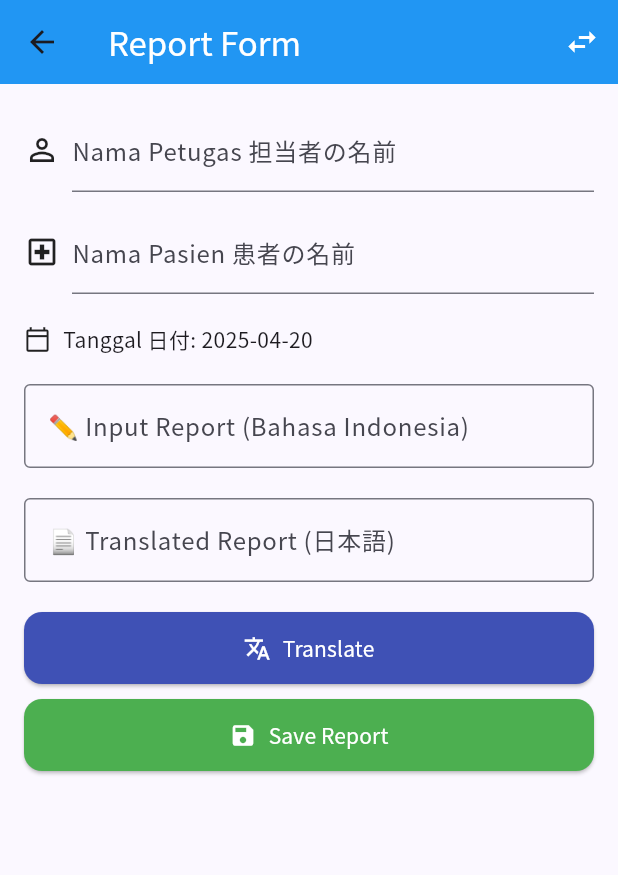
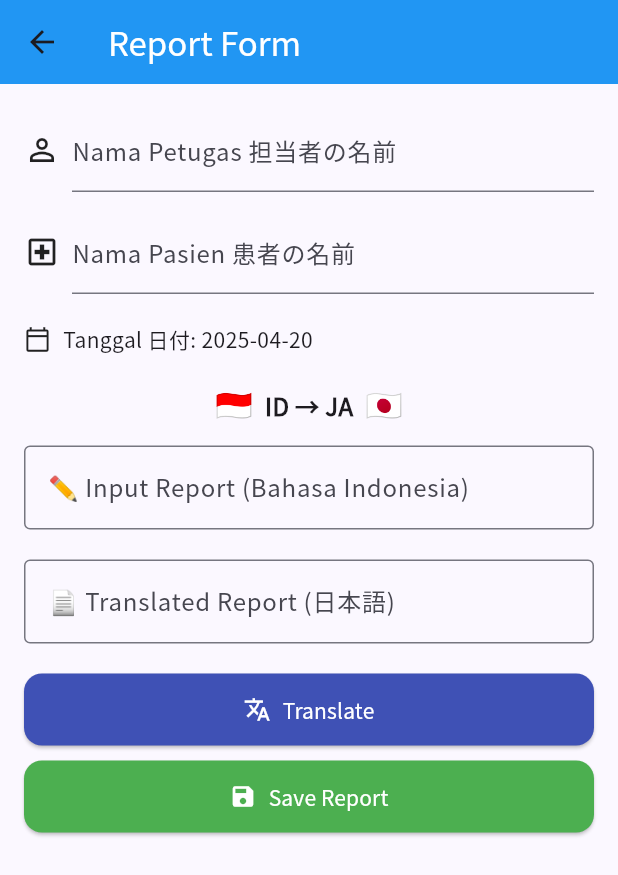
Before and after one commit to akuma13-dev/reportapp, a Flutter app: the screen it shows after launch, after a tap on the "add" icon, on a phone screen of 412 x 824 dp. Shown: the top 875 px of the screen. Run offline on Flutter 3.47's test engine with Material 3 defaults, Android fonts, the phone set to English and light mode, and no system bars; our stand-ins replace google_fonts, permission_handler, printing, share_plus, shared_preferences, sqflite; accounts and stored records are empty; network calls fail.

Commit message:
updated generator home form

```diff
--- a/lib/screens/report_form.dart
+++ b/lib/screens/report_form.dart
@@ -21,10 +21,14 @@ class _ReportFormPageState extends State<ReportFormPage> {
 
   String _romaji = "";
   bool isIdToJa = true;
+  late String _currentDate;
+  bool _isLoading = false;
 
   @override
   void initState() {
     super.initState();
+    _currentDate = getTanggalNow();
+    _pingServer();
     if (widget.editReport != null) {
       final r = widget.editReport!;
       _petugasController.text = r.namaPetugas;
@@ -32,6 +36,10 @@ class _ReportFormPageState extends State<ReportFormPage> {
       _inputController.text = r.inputReport;
       _translatedController.text = r.translatedReport;
     }
+  }
+
+  void _pingServer() async {
+    await ApiServices.translateAndAnalyze(text: "ping", from: "id", to: "ja");
   }
 
   String getTanggalNow() {
@@ -51,8 +59,10 @@ class _ReportFormPageState extends State<ReportFormPage> {
   void _swapLang() {
     setState(() {
       isIdToJa = !isIdToJa;
-      _inputController.clear();
-      _translatedController.clear();
+      final tempInput = _inputController.text;
+      final tempTranslated = _translatedController.text;
+      _inputController.text = tempTranslated;
+      _translatedController.text = tempInput;
       _romaji = "";
     });
   }
@@ -61,6 +71,9 @@ class _ReportFormPageState extends State<ReportFormPage> {
     final input = _inputController.text;
     if (input.isEmpty) return;
 
+    setState(() => _isLoading = true);
+
+    try {
       final from = isIdToJa ? "id" : "ja";
       final to = isIdToJa ? "ja" : "id";
 
@@ -73,8 +86,19 @@ class _ReportFormPageState extends State<ReportFormPage> {
       if (!mounted) return;
       setState(() {
         _translatedController.text = result['translated_text'] ?? '';
-      _romaji = isIdToJa ? result['romaji'] ?? '' : '';
+        _romaji = result['romaji'] ?? '';
+
+        if (!isIdToJa && result['japanese_text'] != null && result['japanese_text'] != input) {
+          _inputController.text = result['japanese_text'];
+        }
       });
+    } catch (e) {
+      setState(() {
+        _translatedController.text = "Error: ${e.toString()}";
+      });
+    } finally {
+      setState(() => _isLoading = false);
+    }
   }
 
   void _saveReport() async {
@@ -82,7 +106,7 @@ class _ReportFormPageState extends State<ReportFormPage> {
       final report = Report(
         namaPetugas: _petugasController.text,
         namaPasien: _pasienController.text,
-        tanggal: getTanggalNow(),
+        tanggal: _currentDate,
         inputReport: _inputController.text,
         translatedReport: _translatedController.text,
       );
@@ -98,14 +122,6 @@ class _ReportFormPageState extends State<ReportFormPage> {
       appBar: AppBar(
         backgroundColor: Colors.blue,
         title: const Text("Report Form", style: TextStyle(color: Colors.white)),
-        actions: [
-          IconButton(
-            onPressed: _swapLang,
-            icon: const Icon(Icons.swap_horiz),
-            color: Colors.white,
-            tooltip: 'Swap Language',
-          )
-        ],
       ),
       body: Padding(
         padding: const EdgeInsets.all(16),
@@ -113,108 +129,115 @@ class _ReportFormPageState extends State<ReportFormPage> {
           key: _formKey,
           child: ListView(
             children: [
-              Row(
-                children: [
-                  const Icon(Icons.person_outline),
-                  const SizedBox(width: 8),
-                  Expanded(
-                    child: TextFormField(
-                      controller: _petugasController,
-                      decoration: const InputDecoration(labelText: 'Nama Petugas 担当者の名前'),
-                      validator: (value) => value!.isEmpty ? 'Wajib diisi!' : null,
-                    ),
-                  ),
-                ],
-              ),
+              _buildTextField(_petugasController, 'Nama Petugas 担当者の名前', Icons.person_outline),
               const SizedBox(height: 12),
-              Row(
-                children: [
-                  const Icon(Icons.local_hospital_outlined),
-                  const SizedBox(width: 8),
-                  Expanded(
-                    child: TextFormField(
-                      controller: _pasienController,
-                      decoration: const InputDecoration(labelText: 'Nama Pasien 患者の名前'),
-                      validator: (value) => value!.isEmpty ? 'Wajib diisi!' : null,
-                    ),
-                  ),
-                ],
-              ),
+              _buildTextField(_pasienController, 'Nama Pasien 患者の名前', Icons.local_hospital_outlined),
               const SizedBox(height: 20),
               Row(
                 children: [
                   const Icon(Icons.calendar_today_outlined, size: 18),
                   const SizedBox(width: 8),
-                  Text("Tanggal 日付: ${getTanggalNow()}"),
+                  Text("Tanggal 日付: $_currentDate")
                 ],
               ),
               const SizedBox(height: 20),
-              TextFormField(
+              _buildLanguageSwap(),
+              const SizedBox(height: 12),
+              _buildReportInput(),
+              const SizedBox(height: 20),
+              _buildTranslatedOutput(),
+              if (_romaji.isNotEmpty) ...[
+                const SizedBox(height: 12),
+                Text('🔤 Romaji:', style: GoogleFonts.notoSans(fontWeight: FontWeight.bold)),
+                const SizedBox(height: 4),
+                Text(_romaji, style: GoogleFonts.notoSans(fontStyle: FontStyle.italic, fontSize: 14, color: Colors.grey[700]))
+              ],
+              const SizedBox(height: 20),
+              _isLoading
+                  ? const Center(child: CircularProgressIndicator())
+                  : _buildButton(Icons.translate, "Translate", Colors.indigo, _translate),
+              const SizedBox(height: 10),
+              _buildButton(Icons.save, "Save Report", Colors.green, _saveReport),
+            ],
+          ),
+        ),
+      ),
+    );
+  }
+
+  Widget _buildTextField(TextEditingController controller, String label, IconData icon) {
+    return Row(
+      children: [
+        Icon(icon),
+        const SizedBox(width: 8),
+        Expanded(
+          child: TextFormField(
+            controller: controller,
+            decoration: InputDecoration(labelText: label),
+            validator: (value) => value!.isEmpty ? 'Wajib diisi!' : null,
+          ),
+        ),
+      ],
+    );
+  }
+
+  Widget _buildLanguageSwap() {
+    return GestureDetector(
+      onTap: _swapLang,
+      child: Row(
+        mainAxisAlignment: MainAxisAlignment.center,
+        children: [
+          Text(isIdToJa ? "🇮🇩" : "🇯🇵", style: const TextStyle(fontSize: 20)),
+          const SizedBox(width: 8),
+          Text(
+            isIdToJa ? "ID → JA" : "JA → ID",
+            style: const TextStyle(fontSize: 16, fontWeight: FontWeight.bold),
+          ),
+          const SizedBox(width: 8),
+          Text(isIdToJa ? "🇯🇵" : "🇮🇩", style: const TextStyle(fontSize: 20)),
+        ],
+      ),
+    );
+  }
+
+  Widget _buildReportInput() {
+    return TextFormField(
       controller: _inputController,
       maxLines: null,
-                style: isIdToJa
-                    ? GoogleFonts.notoSans(fontSize: 16)
-                    : GoogleFonts.notoSansJp(fontSize: 16),
+      style: isIdToJa ? GoogleFonts.notoSans(fontSize: 16) : GoogleFonts.notoSansJp(fontSize: 16),
       decoration: InputDecoration(
-                  labelText: isIdToJa
-                      ? '✏️ Input Report (Bahasa Indonesia)'
-                      : '✏️ Input Report (日本語)',
+        labelText: isIdToJa ? '✏️ Input Report (Bahasa Indonesia)' : '✏️ Input Report (日本語)',
         border: const OutlineInputBorder(),
       ),
-              ),
-              const SizedBox(height: 20),
-              TextFormField(
+    );
+  }
+
+  Widget _buildTranslatedOutput() {
+    return TextFormField(
       controller: _translatedController,
       maxLines: null,
       readOnly: true,
-                style: isIdToJa
-                    ? GoogleFonts.notoSansJp(fontSize: 16)
-                    : GoogleFonts.notoSans(fontSize: 16),
+      style: isIdToJa ? GoogleFonts.notoSansJp(fontSize: 16) : GoogleFonts.notoSans(fontSize: 16),
       decoration: InputDecoration(
-                  labelText: isIdToJa
-                      ? '📄 Translated Report (日本語)'
-                      : '📄 Translated Report (Bahasa Indonesia)',
+        labelText: isIdToJa ? '📄 Translated Report (日本語)' : '📄 Translated Report (Bahasa Indonesia)',
         border: const OutlineInputBorder(),
       ),
-              ),
-              if (isIdToJa && _romaji.isNotEmpty) ...[
-                const SizedBox(height: 12),
-                Text('🔤 Romaji:', style: GoogleFonts.notoSans(fontWeight: FontWeight.bold)),
-                const SizedBox(height: 4),
-                Text(_romaji, style: GoogleFonts.notoSans(fontStyle: FontStyle.italic, fontSize: 14, color: Colors.grey[700])),
-              ],
-              const SizedBox(height: 20),
-              ElevatedButton.icon(
-                onPressed: _translate,
-                icon: const Icon(Icons.translate),
-                label: const Text("Translate"),
+    );
+  }
+
+  Widget _buildButton(IconData icon, String label, Color color, VoidCallback onPressed) {
+    return ElevatedButton.icon(
+      onPressed: onPressed,
+      icon: Icon(icon),
+      label: Text(label),
       style: ElevatedButton.styleFrom(
-                  backgroundColor: Colors.indigo,
+        backgroundColor: color,
         foregroundColor: Colors.white,
         padding: const EdgeInsets.symmetric(vertical: 14),
         shape: RoundedRectangleBorder(
           borderRadius: BorderRadius.circular(12),
         ),
       ),
-              ),
-              const SizedBox(height: 10),
-              ElevatedButton.icon(
-                onPressed: _saveReport,
-                icon: const Icon(Icons.save),
-                label: const Text("Save Report"),
-                style: ElevatedButton.styleFrom(
-                  backgroundColor: Colors.green,
-                  foregroundColor: Colors.white,
-                  padding: const EdgeInsets.symmetric(vertical: 14),
-                  shape: RoundedRectangleBorder(
-                    borderRadius: BorderRadius.circular(12),
-                  ),
-                ),
-              ),
-            ],
-          ),
-        ),
-      ),
     );
   }
 }
```
Also changed, not shown: lib/screens/home_page.dart (+31 -2 lines), lib/services/pdf_generator.dart (+15 -2 lines). Lines whose indentation alone changed are shown as unchanged.
